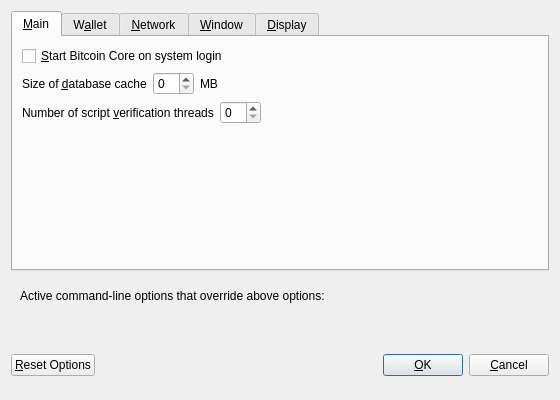
Qt form src/qt/forms/optionsdialog.ui (CoinAge-DAO/Solari) before a commit.
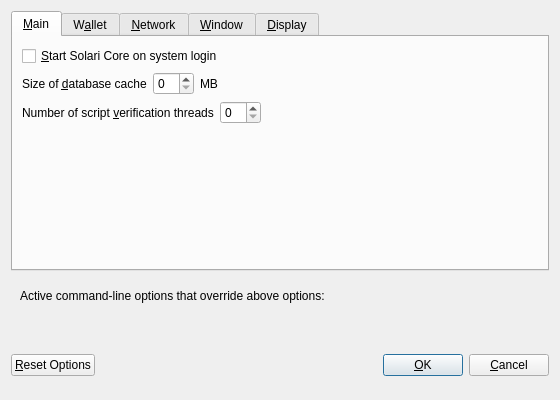
The same form after that commit. Custom widgets are drawn as their Qt base class.

Commit message:
Update from bitcoin to solari
Replace instances of BitCoin, Bitcoin, BITCOIN, bitcoin, BTC to Solari,
Solari, SOLARI, solari, and SRI respectively.

Diff of the .ui file:
```diff
--- a/src/qt/forms/optionsdialog.ui
+++ b/src/qt/forms/optionsdialog.ui
@@ -33,7 +33,7 @@
           <string>Automatically start Bitcoin Core after logging in to the system.</string>
          </property>
          <property name="text">
-          <string>&amp;Start Bitcoin Core on system login</string>
+          <string>&amp;Start Solari Core on system login</string>
          </property>
         </widget>
        </item>
```
Left out of the diff: 8 changed lines with no effect on the pictures. The commit also changes 527 other files.
